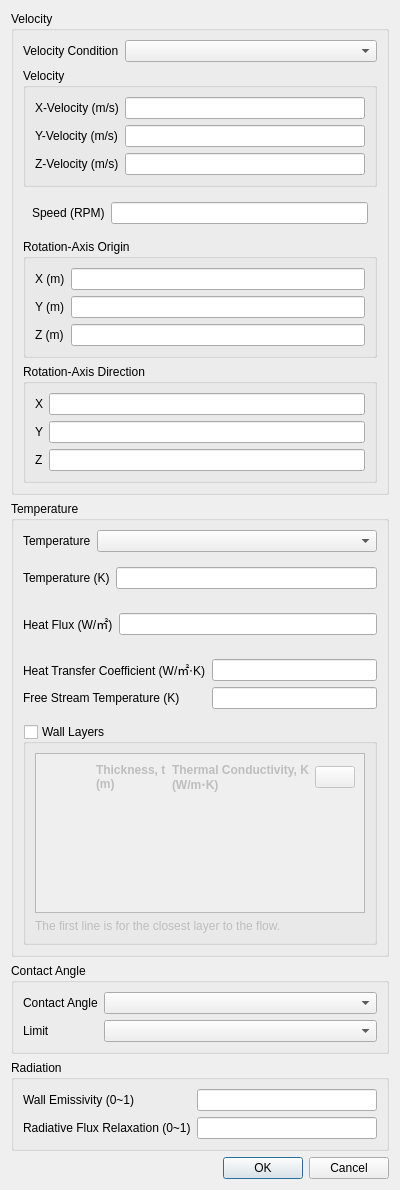
This is baramFlow/view/setup/boundary_conditions/wall_dialog.ui in nextfoam/baram as Qt 5 draws it before an edit. The edited form follows.
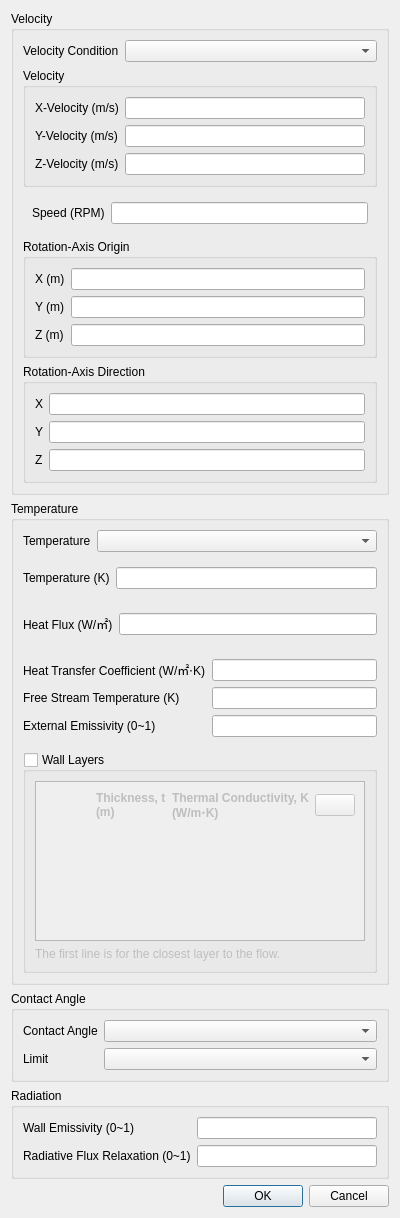
This is the edited form. Icons and pictures are not drawn. Custom widgets are drawn as their Qt base class.

Commit message: Issue baram#580 Wall 경계 조건에 external emissivity 설정 추가

```diff
--- a/baramFlow/view/setup/boundary_conditions/wall_dialog.ui
+++ b/baramFlow/view/setup/boundary_conditions/wall_dialog.ui
@@ -7,7 +7,7 @@
     <x>0</x>
     <y>0</y>
     <width>400</width>
-    <height>1150</height>
+    <height>1178</height>
    </rect>
   </property>
   <property name="minimumSize">
@@ -443,6 +443,23 @@
                  </property>
                 </widget>
                </item>
+               <item row="2" column="0">
+                <widget class="QLabel" name="label_15">
+                 <property name="text">
+                  <string>External Emissivity (0~1)</string>
+                 </property>
+                </widget>
+               </item>
+               <item row="2" column="1">
+                <widget class="FloatEdit" name="externalEmissivity">
+                 <property name="sizePolicy">
+                  <sizepolicy hsizetype="Expanding" vsizetype="Fixed">
+                   <horstretch>0</horstretch>
+                   <verstretch>0</verstretch>
+                  </sizepolicy>
+                 </property>
+                </widget>
+               </item>
               </layout>
              </widget>
             </item>
@@ -704,6 +721,11 @@
   </layout>
  </widget>
  <customwidgets>
+  <customwidget>
+   <class>PythonComboBox</class>
+   <extends>QComboBox</extends>
+   <header location="global">widgets.python_combo_box</header>
+  </customwidget>
   <customwidget>
    <class>FloatEdit</class>
    <extends>QLineEdit</extends>
```
Left out of the diff: 8 changed lines with no effect on the pictures. The commit also changes 5 other files.
